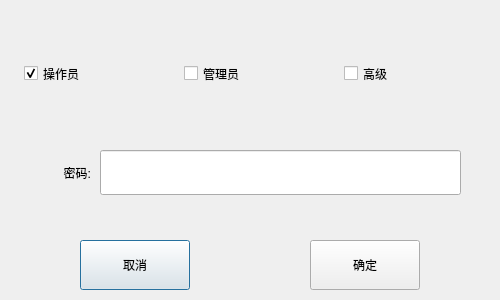
Qt form dialogs/logindialog.ui (Jade-yun/MachineTool) before a commit.
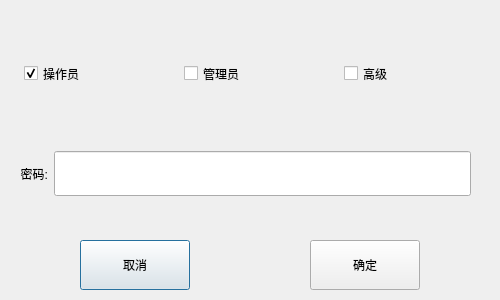
The same form after that commit. Custom widgets are drawn as their Qt base class.

Diff of the .ui file:
```diff
--- a/dialogs/logindialog.ui
+++ b/dialogs/logindialog.ui
@@ -19,65 +19,6 @@
   <property name="modal">
    <bool>false</bool>
   </property>
-  <widget class="NumberEdit" name="editPasswd">
-   <property name="geometry">
-    <rect>
-     <x>100</x>
-     <y>150</y>
-     <width>361</width>
-     <height>45</height>
-    </rect>
-   </property>
-   <property name="minimumSize">
-    <size>
-     <width>0</width>
-     <height>45</height>
-    </size>
-   </property>
-   <property name="maximumSize">
-    <size>
-     <width>16777215</width>
-     <height>45</height>
-    </size>
-   </property>
-   <property name="inputMethodHints">
-    <set>Qt::ImhHiddenText|Qt::ImhNoAutoUppercase|Qt::ImhNoPredictiveText|Qt::ImhPreferNumbers|Qt::ImhSensitiveData</set>
-   </property>
-   <property name="frame">
-    <bool>true</bool>
-   </property>
-   <property name="echoMode">
-    <enum>QLineEdit::Password</enum>
-   </property>
-  </widget>
-  <widget class="QLabel" name="label">
-   <property name="geometry">
-    <rect>
-     <x>10</x>
-     <y>150</y>
-     <width>81</width>
-     <height>45</height>
-    </rect>
-   </property>
-   <property name="minimumSize">
-    <size>
-     <width>0</width>
-     <height>45</height>
-    </size>
-   </property>
-   <property name="maximumSize">
-    <size>
-     <width>16777215</width>
-     <height>45</height>
-    </size>
-   </property>
-   <property name="text">
-    <string>密码:</string>
-   </property>
-   <property name="alignment">
-    <set>Qt::AlignRight|Qt::AlignTrailing|Qt::AlignVCenter</set>
-   </property>
-  </widget>
   <widget class="QPushButton" name="btnCancle">
    <property name="geometry">
     <rect>
@@ -185,6 +126,71 @@
     </item>
    </layout>
   </widget>
+  <widget class="QWidget" name="">
+   <property name="geometry">
+    <rect>
+     <x>20</x>
+     <y>150</y>
+     <width>451</width>
+     <height>47</height>
+    </rect>
+   </property>
+   <layout class="QHBoxLayout" name="horizontalLayout_2">
+    <item>
+     <widget class="QLabel" name="label">
+      <property name="minimumSize">
+       <size>
+        <width>0</width>
+        <height>45</height>
+       </size>
+      </property>
+      <property name="maximumSize">
+       <size>
+        <width>16777215</width>
+        <height>45</height>
+       </size>
+      </property>
+      <property name="text">
+       <string>密码:</string>
+      </property>
+      <property name="alignment">
+       <set>Qt::AlignRight|Qt::AlignTrailing|Qt::AlignVCenter</set>
+      </property>
+     </widget>
+    </item>
+    <item>
+     <widget class="NumberEdit" name="editPasswd">
+      <property name="sizePolicy">
+       <sizepolicy hsizetype="Expanding" vsizetype="Fixed">
+        <horstretch>0</horstretch>
+        <verstretch>0</verstretch>
+       </sizepolicy>
+      </property>
+      <property name="minimumSize">
+       <size>
+        <width>320</width>
+        <height>45</height>
+       </size>
+      </property>
+      <property name="maximumSize">
+       <size>
+        <width>16777215</width>
+        <height>45</height>
+       </size>
+      </property>
+      <property name="inputMethodHints">
+       <set>Qt::ImhHiddenText|Qt::ImhNoAutoUppercase|Qt::ImhNoPredictiveText|Qt::ImhPreferNumbers|Qt::ImhSensitiveData</set>
+      </property>
+      <property name="frame">
+       <bool>true</bool>
+      </property>
+      <property name="echoMode">
+       <enum>QLineEdit::Password</enum>
+      </property>
+     </widget>
+    </item>
+   </layout>
+  </widget>
  </widget>
  <customwidgets>
   <customwidget>
```
